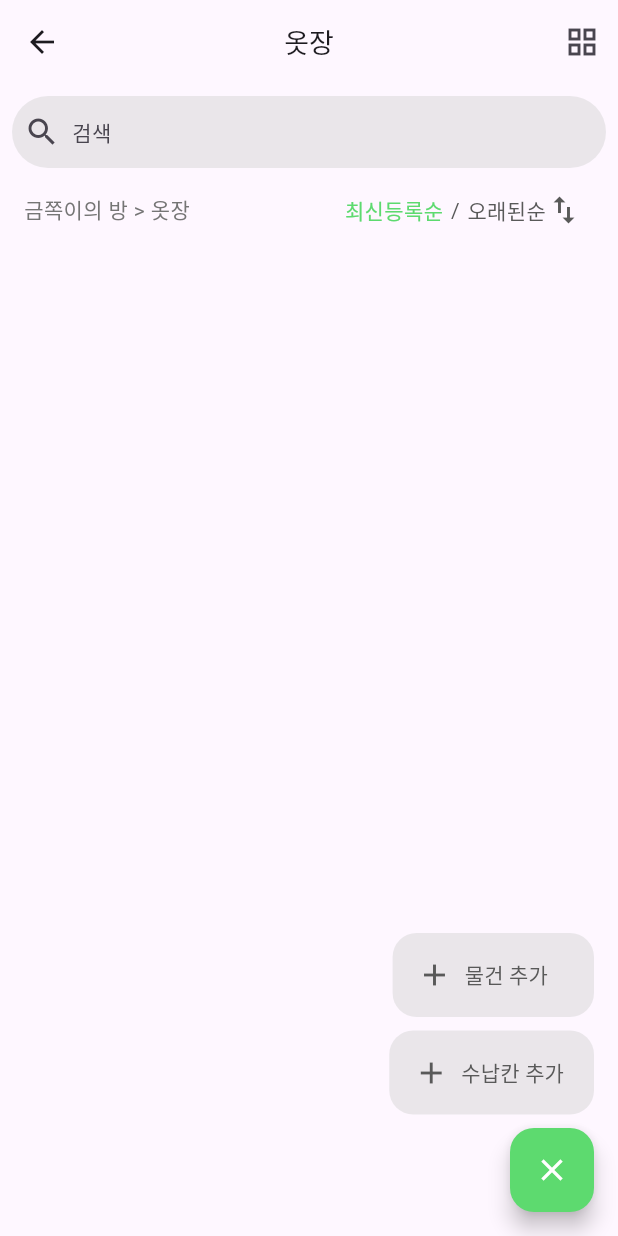
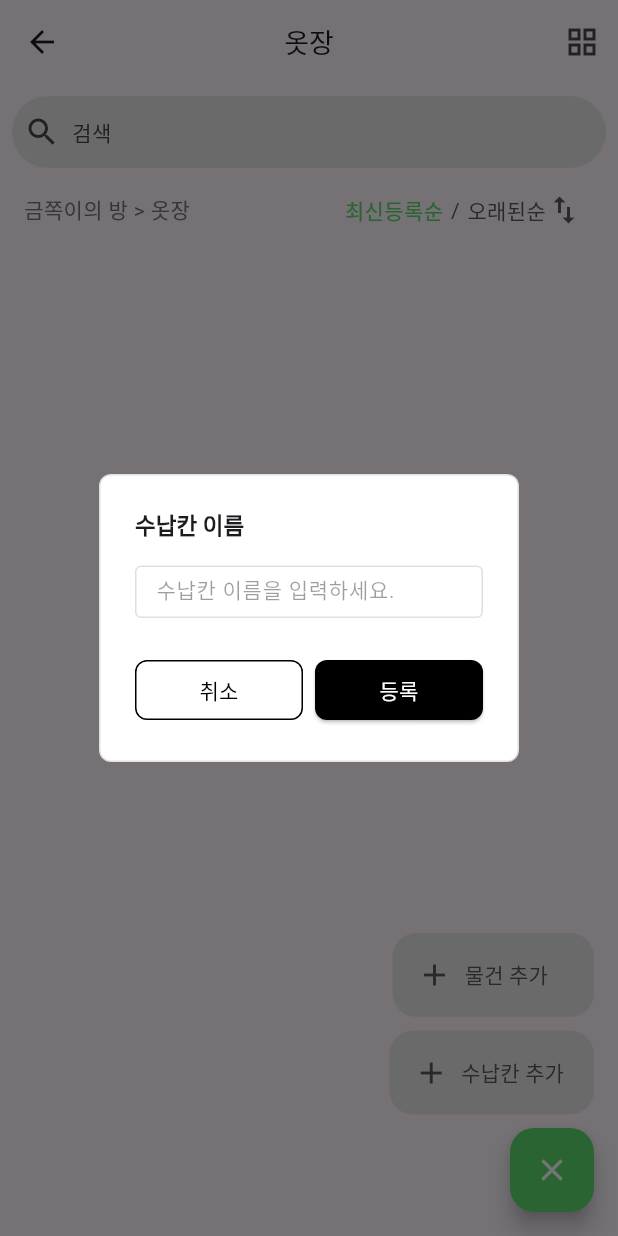
Before and after one commit to YonginUniv-AI-Service-LAB/YIU-AISL-ADizzi-APP, a Flutter app: the SlotScreen screen opened directly, after a tap on the "add" icon, after a tap on "수납칸 추가", on a phone screen of 412 x 824 dp. Run offline on Flutter 3.47's test engine with Material 3 defaults, Android fonts, the light colour scheme and no system bars.

Commit message:
feat: slot add dialog 모달 생성

```diff
--- a/lib/screens/container/add_container.dart
+++ b/lib/screens/container/add_container.dart
@@ -24,7 +24,10 @@ class _AddItemPageState extends State<AddContainerPage> {
       appBar: AppBar(
         title: const Text(
           '금쪽이의 방',
-          style: TextStyle(fontSize: 18),
+          style: TextStyle(
+            fontSize: 18,
+            fontWeight: FontWeight.bold,
+          ),
         ),
         centerTitle: true,
       ),
@@ -57,7 +60,7 @@ class _AddItemPageState extends State<AddContainerPage> {
                 '수납장 이름',
                 style: TextStyle(
                   fontSize: 15,
-                  fontWeight: FontWeight.bold,
+                  fontWeight: FontWeight.w600,
                 ),
               ),
               SizedBox(height: 15),
--- a/lib/screens/container/container_screen.dart
+++ b/lib/screens/container/container_screen.dart
@@ -20,7 +20,10 @@ class _ContainerScreenState extends State<ContainerScreen> {
       appBar: AppBar(
         title: const Text(
           '금쪽이의 방',
-          style: TextStyle(fontSize: 18),
+          style: TextStyle(
+            fontSize: 18,
+            fontWeight: FontWeight.bold,
+          ),
         ),
         centerTitle: true,
         actions: [
--- a/lib/screens/slot/slot_screen.dart
+++ b/lib/screens/slot/slot_screen.dart
@@ -2,6 +2,7 @@ import 'package:flutter/material.dart';
 import 'package:yiu_aisl_adizzi_app/widgets/custom_search_bar.dart';
 import 'package:yiu_aisl_adizzi_app/widgets/time_sort_seletor.dart';
 import 'package:yiu_aisl_adizzi_app/widgets/slot_add_button.dart'; // SlotAddButton 임포트
+import 'package:yiu_aisl_adizzi_app/widgets/slot_add_dialog.dart';
 
 class SlotScreen extends StatefulWidget {
   const SlotScreen({super.key});
@@ -15,10 +16,18 @@ class _SlotScreenState extends State<SlotScreen> {
 
   // 수납칸 추가 클릭 시 동작
   void _onAddShelf() {
-    setState(() {
-      // 수납칸 추가 로직
-      print("수납칸 추가 클릭됨");
-    });
+    showDialog(
+      context: context,
+      builder: (BuildContext context) {
+        return SlotAddDialog(
+          onConfirm: (String shelfName) {
+            // 입력된 수납칸 이름 처리
+            print("입력된 수납칸 이름: $shelfName");
+
+          },
+        );
+      },
+    );
   }
 
   // 물건 추가 클릭 시 동작
@@ -55,6 +64,7 @@ class _SlotScreenState extends State<SlotScreen> {
               // 검색창 동작
             },
           ),
+
           // 정렬 섹션
           Padding(
             padding: const EdgeInsets.symmetric(horizontal: 16.0, vertical: 8.0),
@@ -83,6 +93,7 @@ class _SlotScreenState extends State<SlotScreen> {
           ),
         ],
       ),
+
       // 플로팅 버튼과 추가 버튼들
       floatingActionButton: SlotAddButton(
         onAddShelf: _onAddShelf,
--- a/lib/widgets/custom_textfield.dart
+++ b/lib/widgets/custom_textfield.dart
@@ -13,13 +13,14 @@ class CustomTextField extends StatelessWidget {
         border: OutlineInputBorder(
           borderRadius: BorderRadius.circular(15.0),
         ),
-        contentPadding: EdgeInsets.symmetric(vertical: 12.0, horizontal: 16.0), // 세로 길이 조정
+        contentPadding: EdgeInsets.symmetric(vertical: 10.0, horizontal: 16.0), // 세로 길이 조정
 
         // 테두리 색 변경
         enabledBorder: OutlineInputBorder(
           borderSide: BorderSide(color: Color(0x8049454F), width: 1), // 비활성 상태에서 테두리 색
           borderRadius: BorderRadius.circular(15.0),
         ),
+
         focusedBorder: OutlineInputBorder(
           borderSide: BorderSide(color: Color(0xFF49454F), width: 1.5), // 포커스 상태에서 테두리 색
           borderRadius: BorderRadius.circular(15.0),
--- /dev/null
+++ b/lib/widgets/slot_add_dialog.dart
@@ -0,0 +1,86 @@
+import 'package:flutter/material.dart';
+
+class SlotAddDialog extends StatelessWidget {
+  final void Function(String)? onConfirm; // 입력 값 전달 콜백
+  const SlotAddDialog({this.onConfirm, super.key});
+
+  @override
+  Widget build(BuildContext context) {
+    TextEditingController textController = TextEditingController(); // 입력 값 제어
+
+    return AlertDialog(
+      shape: RoundedRectangleBorder(
+        borderRadius: BorderRadius.circular(8),
+        side: const BorderSide(color: Colors.black12, width: 1),
+      ),
+      backgroundColor: Colors.white,
+      title: const Text(
+        '수납칸 이름',
+        style: TextStyle(fontWeight: FontWeight.bold, fontSize: 15),
+      ),
+      content: SizedBox(
+        height: 35,
+        child: TextField(
+          controller: textController, // 입력 값을 관리
+          decoration: const InputDecoration(
+            hintText: '수납칸 이름을 입력하세요.',
+            hintStyle: TextStyle(
+              color: Colors.black38,
+              fontSize: 14,
+            ),
+            contentPadding: EdgeInsets.symmetric(vertical: 10.0, horizontal: 10.0),
+            enabledBorder: OutlineInputBorder(
+              borderSide: BorderSide(color: Colors.black12),
+            ),
+          ),
+          textAlignVertical: TextAlignVertical.center,
+        ),
+      ),
+      actions: [
+        Row(
+          children: [
+            Expanded(
+              child: OutlinedButton(
+                onPressed: () {
+                  Navigator.of(context).pop(); // 다이얼로그 닫기
+                },
+                style: OutlinedButton.styleFrom(
+                  side: const BorderSide(color: Colors.black),
+                  backgroundColor: Colors.white,
+                  shape: RoundedRectangleBorder(
+                    borderRadius: BorderRadius.circular(8),
+                  ),
+                ),
+                child: const Text(
+                  '취소',
+                  style: TextStyle(color: Colors.black),
+                ),
+              ),
+            ),
+            const SizedBox(width: 8),
+            Expanded(
+              child: ElevatedButton(
+                onPressed: () {
+                  if (onConfirm != null) {
+                    onConfirm!(textController.text); // 입력 값 전달
+                  }
+                  Navigator.of(context).pop(); // 다이얼로그 닫기
+                },
+                style: ElevatedButton.styleFrom(
+                  backgroundColor: Colors.black,
+                  shape: RoundedRectangleBorder(
+                    borderRadius: BorderRadius.circular(8),
+                  ),
+                ),
+                child: const Text(
+                  '등록',
+                  style: TextStyle(color: Colors.white),
+                ),
+              ),
+            ),
+          ],
+        ),
+      ],
+    );
+  }
+}
```
